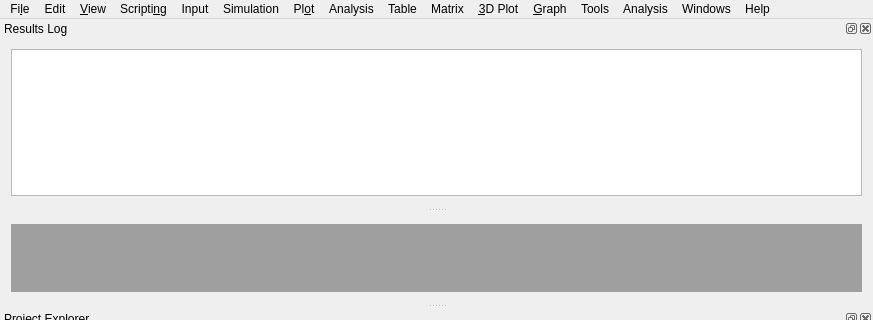
Before: the Qt Designer form app/src/ApplicationWindow.ui in LabRPS/LabRPS, drawn with Qt 5; both pictures show x 0 to 873 and y 0 to 320 of the 873 by 519 pixel window.
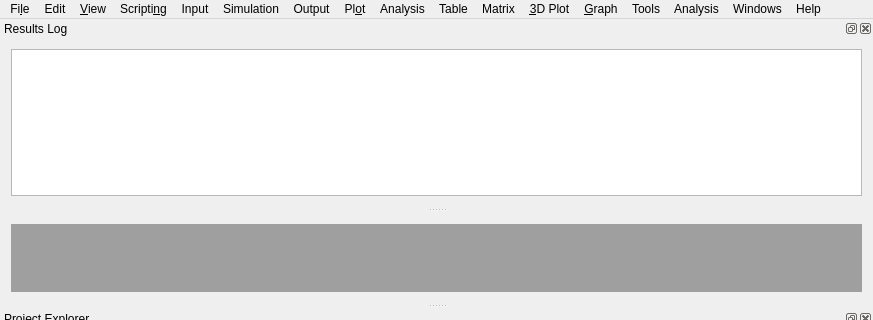
After: the same form once the commit is applied. Custom widgets are drawn as their Qt base class.

```diff
--- a/app/src/ApplicationWindow.ui
+++ b/app/src/ApplicationWindow.ui
@@ -479,12 +479,18 @@
     <addaction name="separator"/>
     <addaction name="actionSimulationOptions"/>
    </widget>
+   <widget class="QMenu" name="menuOutput">
+    <property name="title">
+     <string>Output</string>
+    </property>
+   </widget>
    <addaction name="menuFile"/>
    <addaction name="menuEdit"/>
    <addaction name="menuView"/>
    <addaction name="menuScripting"/>
    <addaction name="menuInput"/>
    <addaction name="menuSimulation"/>
+   <addaction name="menuOutput"/>
    <addaction name="menuPlot"/>
    <addaction name="menuTableAnalysis"/>
    <addaction name="menuTable"/>
```
Left out of the diff: 1 changed line with no effect on the pictures.
